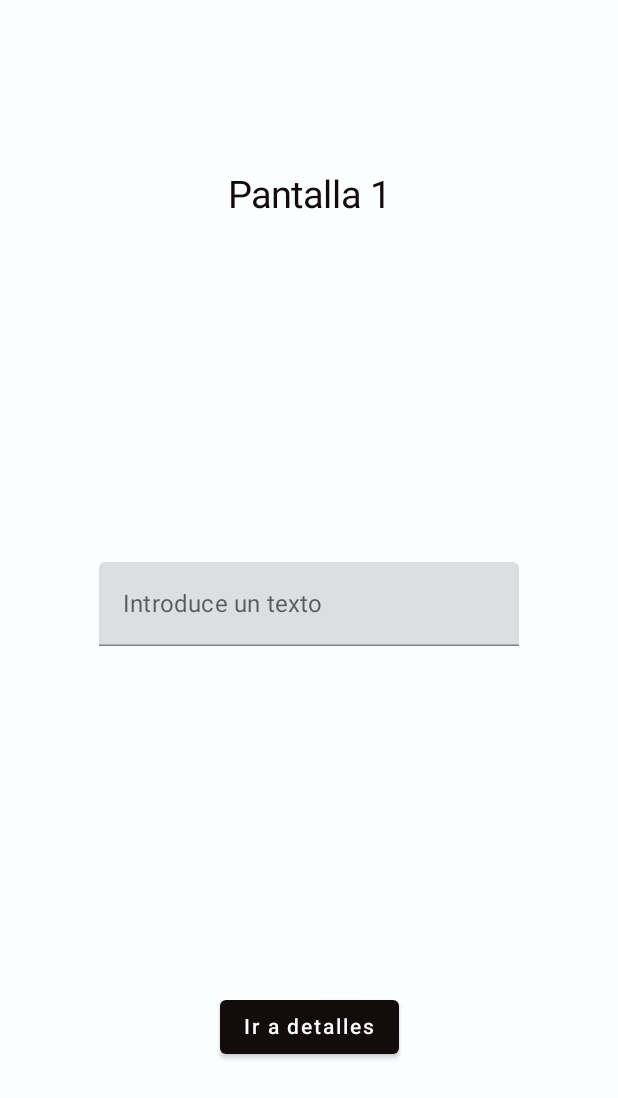
After one commit to JccsISCDeveloper/JetPackCompose, an Android app built with Jetpack Compose: the RouteStartScreen screen opened through its navigation route, on a phone screen of 412 x 824 dp. The commit adds this screen. Shown: the top 1098 px of the screen. Run offline under Robolectric (Android 15) with nearby library versions, the light colour scheme and no system bars; our stand-ins replace Dagger/Hilt's generated code, accompanist.

Commit message:
Creando vista iniciar ruta con paso de parametro a otra vista

```diff
--- a/app/src/main/java/com/jccsisc/irepcp/core/di/RemoteModule.kt
+++ b/app/src/main/java/com/jccsisc/irepcp/core/di/RemoteModule.kt
@@ -1,6 +1,6 @@
 package com.jccsisc.irepcp.core.di
 
-import com.jccsisc.irepcp.ui.features.login.data.remote.LoginClient
+import com.jccsisc.irepcp.ui.features.logingraph.login.data.remote.LoginClient
 import dagger.Module
 import dagger.Provides
 import dagger.hilt.InstallIn
--- a/app/src/main/java/com/jccsisc/irepcp/ui/features/MainActivity.kt
+++ b/app/src/main/java/com/jccsisc/irepcp/ui/features/MainActivity.kt
@@ -11,7 +11,7 @@ import androidx.compose.material.Surface
 import androidx.compose.runtime.Composable
 import androidx.compose.ui.Modifier
 import androidx.compose.ui.tooling.preview.Preview
-import com.jccsisc.irepcp.ui.features.login.ui.LoginViewModel
+import com.jccsisc.irepcp.ui.features.logingraph.login.ui.LoginViewModel
 import com.jccsisc.irepcp.ui.features.navigation.AppNavigation
 import com.jccsisc.irepcp.ui.theme.IREPCPTheme
 import dagger.hilt.android.AndroidEntryPoint
--- a/app/src/main/java/com/jccsisc/irepcp/ui/features/dashboard/data/model/DrawerOption.kt
+++ b/app/src/main/java/com/jccsisc/irepcp/ui/features/dashboardgraph/dashboard/data/model/DrawerOption.kt
@@ -1,4 +1,4 @@
-package com.jccsisc.irepcp.ui.features.dashboard.data.model
+package com.jccsisc.irepcp.ui.features.dashboardgraph.dashboard.data.model
 
 import androidx.compose.material.icons.Icons
 import androidx.compose.material.icons.filled.*
--- a/app/src/main/java/com/jccsisc/irepcp/ui/features/dashboard/ui/DashboardScreen.kt
+++ b/app/src/main/java/com/jccsisc/irepcp/ui/features/dashboardgraph/dashboard/ui/DashboardScreen.kt
@@ -1,4 +1,4 @@
-package com.jccsisc.irepcp.ui.features.dashboard.ui
+package com.jccsisc.irepcp.ui.features.dashboardgraph.dashboard.ui
 
 import android.widget.Toast
 import androidx.compose.foundation.background
@@ -23,8 +23,8 @@ import androidx.compose.ui.res.stringResource
 import androidx.compose.ui.unit.dp
 import com.jccsisc.irepcp.IREPApp
 import com.jccsisc.irepcp.R
-import com.jccsisc.irepcp.ui.features.dashboard.data.model.DrawerOption
-import com.jccsisc.irepcp.ui.features.dashboard.data.model.listOptions
+import com.jccsisc.irepcp.ui.features.dashboardgraph.dashboard.data.model.DrawerOption
+import com.jccsisc.irepcp.ui.features.dashboardgraph.dashboard.data.model.listOptions
 import com.jccsisc.irepcp.ui.theme.BlackAbi
 import com.jccsisc.irepcp.ui.theme.ColorHearder
 import com.jccsisc.irepcp.ui.theme.Gray50
--- a/app/src/main/java/com/jccsisc/irepcp/ui/features/login/data/LoginRepository.kt
+++ b/app/src/main/java/com/jccsisc/irepcp/ui/features/logingraph/login/data/LoginRepository.kt
@@ -1,7 +1,7 @@
-package com.jccsisc.irepcp.ui.features.login.data
+package com.jccsisc.irepcp.ui.features.logingraph.login.data
 
-import com.jccsisc.irepcp.ui.features.login.data.remote.LoginService
-import com.jccsisc.irepcp.ui.features.login.data.remote.model.request.LoginRequest
+import com.jccsisc.irepcp.ui.features.logingraph.login.data.remote.LoginService
+import com.jccsisc.irepcp.ui.features.logingraph.login.data.remote.model.request.LoginRequest
 import javax.inject.Inject
 
 /**
--- a/app/src/main/java/com/jccsisc/irepcp/ui/features/login/data/remote/LoginClient.kt
+++ b/app/src/main/java/com/jccsisc/irepcp/ui/features/logingraph/login/data/remote/LoginClient.kt
@@ -1,6 +1,6 @@
-package com.jccsisc.irepcp.ui.features.login.data.remote
+package com.jccsisc.irepcp.ui.features.logingraph.login.data.remote
 
-import com.jccsisc.irepcp.ui.features.login.data.remote.model.response.LoginResponse
+import com.jccsisc.irepcp.ui.features.logingraph.login.data.remote.model.response.LoginResponse
 import retrofit2.Response
 import retrofit2.http.GET
 
--- a/app/src/main/java/com/jccsisc/irepcp/ui/features/login/data/remote/LoginService.kt
+++ b/app/src/main/java/com/jccsisc/irepcp/ui/features/logingraph/login/data/remote/LoginService.kt
@@ -1,6 +1,6 @@
-package com.jccsisc.irepcp.ui.features.login.data.remote
+package com.jccsisc.irepcp.ui.features.logingraph.login.data.remote
 
-import com.jccsisc.irepcp.ui.features.login.data.remote.model.request.LoginRequest
+import com.jccsisc.irepcp.ui.features.logingraph.login.data.remote.model.request.LoginRequest
 import kotlinx.coroutines.Dispatchers
 import kotlinx.coroutines.withContext
 import javax.inject.Inject
--- a/app/src/main/java/com/jccsisc/irepcp/ui/features/login/data/remote/model/request/LoginRequest.kt
+++ b/app/src/main/java/com/jccsisc/irepcp/ui/features/logingraph/login/data/remote/model/request/LoginRequest.kt
@@ -1,4 +1,4 @@
-package com.jccsisc.irepcp.ui.features.login.data.remote.model.request
+package com.jccsisc.irepcp.ui.features.logingraph.login.data.remote.model.request
 
 import com.google.gson.annotations.SerializedName
 
--- a/app/src/main/java/com/jccsisc/irepcp/ui/features/login/data/remote/model/response/LoginResponse.kt
+++ b/app/src/main/java/com/jccsisc/irepcp/ui/features/logingraph/login/data/remote/model/response/LoginResponse.kt
@@ -1,4 +1,4 @@
-package com.jccsisc.irepcp.ui.features.login.data.remote.model.response
+package com.jccsisc.irepcp.ui.features.logingraph.login.data.remote.model.response
 
 /**
  * Project: IREPCP
--- a/app/src/main/java/com/jccsisc/irepcp/ui/features/login/ui/LoginScreen.kt
+++ b/app/src/main/java/com/jccsisc/irepcp/ui/features/logingraph/login/ui/LoginScreen.kt
@@ -1,4 +1,4 @@
-package com.jccsisc.irepcp.ui.features.login.ui
+package com.jccsisc.irepcp.ui.features.logingraph.login.ui
 
 import android.widget.Toast
 import androidx.compose.animation.AnimatedVisibility
@@ -32,7 +32,7 @@ import androidx.compose.ui.unit.sp
 import com.jccsisc.irepcp.R
 import com.jccsisc.irepcp.core.MyResult
 import com.jccsisc.irepcp.core.enums.StatusEnum
-import com.jccsisc.irepcp.ui.features.login.data.remote.model.request.LoginRequest
+import com.jccsisc.irepcp.ui.features.logingraph.login.data.remote.model.request.LoginRequest
 import com.jccsisc.irepcp.ui.theme.*
 import com.jccsisc.irepcp.common.Constans.SPACER_20
 import com.jccsisc.irepcp.utils.SetNavbarColor
--- a/app/src/main/java/com/jccsisc/irepcp/ui/features/navigation/AppNavigation.kt
+++ b/app/src/main/java/com/jccsisc/irepcp/ui/features/navigation/AppNavigation.kt
@@ -4,11 +4,14 @@ import androidx.compose.runtime.Composable
 import androidx.navigation.compose.NavHost
 import androidx.navigation.compose.composable
 import androidx.navigation.compose.rememberNavController
+import androidx.navigation.navArgument
 import com.jccsisc.irepcp.ui.features.SplashScreen
-import com.jccsisc.irepcp.ui.features.dashboard.ui.DashboardScreen
-import com.jccsisc.irepcp.ui.features.login.ui.LoginScreen
-import com.jccsisc.irepcp.ui.features.login.ui.LoginViewModel
+import com.jccsisc.irepcp.ui.features.dashboardgraph.dashboard.ui.DashboardScreen
+import com.jccsisc.irepcp.ui.features.logingraph.login.ui.LoginScreen
+import com.jccsisc.irepcp.ui.features.logingraph.login.ui.LoginViewModel
 import com.jccsisc.irepcp.ui.features.reports.ReportsScreen
+import com.jccsisc.irepcp.ui.features.routestartgraph.detailsrout.DetailsRouteScreen
+import com.jccsisc.irepcp.ui.features.routestartgraph.routestart.RouteStartScreen
 
 /**
  * Project: IREPCP
@@ -20,7 +23,7 @@ fun AppNavigation(loginViewModel: LoginViewModel) {
     val navController = rememberNavController()
     NavHost(
         navController = navController,
-        startDestination = Screens.ReportsScreen.route
+        startDestination = Screens.DashboardScreen.route
     ) {
         //todo eliminar este splash, hacerlo con activity
         composable(Screens.SplashScreen.route) {
@@ -42,7 +45,7 @@ fun AppNavigation(loginViewModel: LoginViewModel) {
             DashboardScreen(onClickOption = {
                 when(it.id) {
                     NAV_HOME -> {  }
-                    NAV_ROUTE_START -> {  }
+                    NAV_ROUTE_START -> { navController.navigate(Screens.RouteStartScreen.route) }
                     NAV_CLIENT_LIST -> {  }
                     NAV_HOW_AM_I_DOING -> {  }
                     NAV_REPORTS -> {  navController.navigate(Screens.ReportsScreen.route) }
@@ -55,6 +58,19 @@ fun AppNavigation(loginViewModel: LoginViewModel) {
         composable(Screens.ReportsScreen.route) {
             ReportsScreen()
         }
+        composable(Screens.RouteStartScreen.route) {
+            RouteStartScreen(onNavigationToDetailsRoute = {newText ->
+                navController.navigate(Screens.DetailsRouteScreen.createRoute(newText))
+            })
+        }
+        composable(
+            Screens.DetailsRouteScreen.route,
+            arguments = listOf(navArgument(NEW_TEXT) { defaultValue = "Pantalla Details" })
+        ) { navBackStackEntry ->
+            val newText = navBackStackEntry.arguments?.getString(NEW_TEXT)
+            requireNotNull(newText)
+            DetailsRouteScreen(newText)
+        }
     }
 }
 
--- a/app/src/main/java/com/jccsisc/irepcp/ui/features/navigation/Screens.kt
+++ b/app/src/main/java/com/jccsisc/irepcp/ui/features/navigation/Screens.kt
@@ -10,4 +10,10 @@ sealed class Screens(val route: String) {
     object LoginScreen: Screens("login_screen")
     object DashboardScreen: Screens("dashboard_screen")
     object ReportsScreen: Screens("reports_screen")
+    object RouteStartScreen: Screens("route_start_screen")
+    object DetailsRouteScreen: Screens("details_route_screen/?$NEW_TEXT={$NEW_TEXT}") {
+        fun createRoute(newText: String) = "details_route_screen/?$NEW_TEXT=$newText"
+    }
 }
+
+const val NEW_TEXT = "newText"
--- /dev/null
+++ b/app/src/main/java/com/jccsisc/irepcp/ui/features/routestartgraph/routestart/RouteStartScreen.kt
@@ -0,0 +1,55 @@
+package com.jccsisc.irepcp.ui.features.routestartgraph.routestart
+
+import androidx.compose.foundation.background
+import androidx.compose.foundation.layout.Arrangement
+import androidx.compose.foundation.layout.Column
+import androidx.compose.foundation.layout.fillMaxSize
+import androidx.compose.material.Button
+import androidx.compose.material.Text
+import androidx.compose.material.TextField
+import androidx.compose.runtime.Composable
+import androidx.compose.runtime.setValue
+import androidx.compose.runtime.getValue
+import androidx.compose.runtime.mutableStateOf
+import androidx.compose.runtime.saveable.rememberSaveable
+import androidx.compose.ui.Alignment
+import androidx.compose.ui.Modifier
+import androidx.compose.ui.text.TextStyle
+import androidx.compose.ui.tooling.preview.Preview
+import androidx.compose.ui.unit.sp
+import com.jccsisc.irepcp.ui.theme.BlackAbi
+import com.jccsisc.irepcp.ui.theme.GrayBg
+
+/**
+ * Project: IREPCP
+ * FROM: com.jccsisc.irepcp.ui.features.routestart
+ * Created by Julio Cesar Camacho Silva on 23/11/22
+ */
+@Composable
+fun RouteStartScreen(onNavigationToDetailsRoute: (String) -> Unit) {
+    var textValue by rememberSaveable { mutableStateOf("") }
+
+    Column(
+        modifier = Modifier
+            .fillMaxSize()
+            .background(GrayBg),
+        verticalArrangement = Arrangement.SpaceAround,
+        horizontalAlignment = Alignment.CenterHorizontally
+    ) {
+        Text(text = "Pantalla 1", style = TextStyle(color = BlackAbi, fontSize = 25.sp))
+        TextField(
+            value = textValue,
+            onValueChange = { textValue = it },
+            label = { Text(text = "Introduce un texto") }
+        )
+        Button(onClick = { onNavigationToDetailsRoute(textValue) }) {
+            Text(text = "Ir a detalles")
+        }
+    }
+}
+
+@Preview(showBackground = true)
+@Composable
+private fun DefaultPreview() {
+    RouteStartScreen(onNavigationToDetailsRoute = {})
+}
```
Also changed, not shown: app/src/main/java/com/jccsisc/irepcp/ui/features/logingraph/login/domain/LoginUseCase.kt (renamed from app/src/main/java/com/jccsisc/irepcp/ui/features/login/domain/LoginUseCase.kt, +4 -4 lines), app/src/main/java/com/jccsisc/irepcp/ui/features/logingraph/login/ui/LoginViewModel.kt (renamed from app/src/main/java/com/jccsisc/irepcp/ui/features/login/ui/LoginViewModel.kt, +4 -4 lines), app/src/main/java/com/jccsisc/irepcp/ui/features/routestartgraph/detailsrout/DetailsRouteScreen.kt (added, +45 -0 lines).
